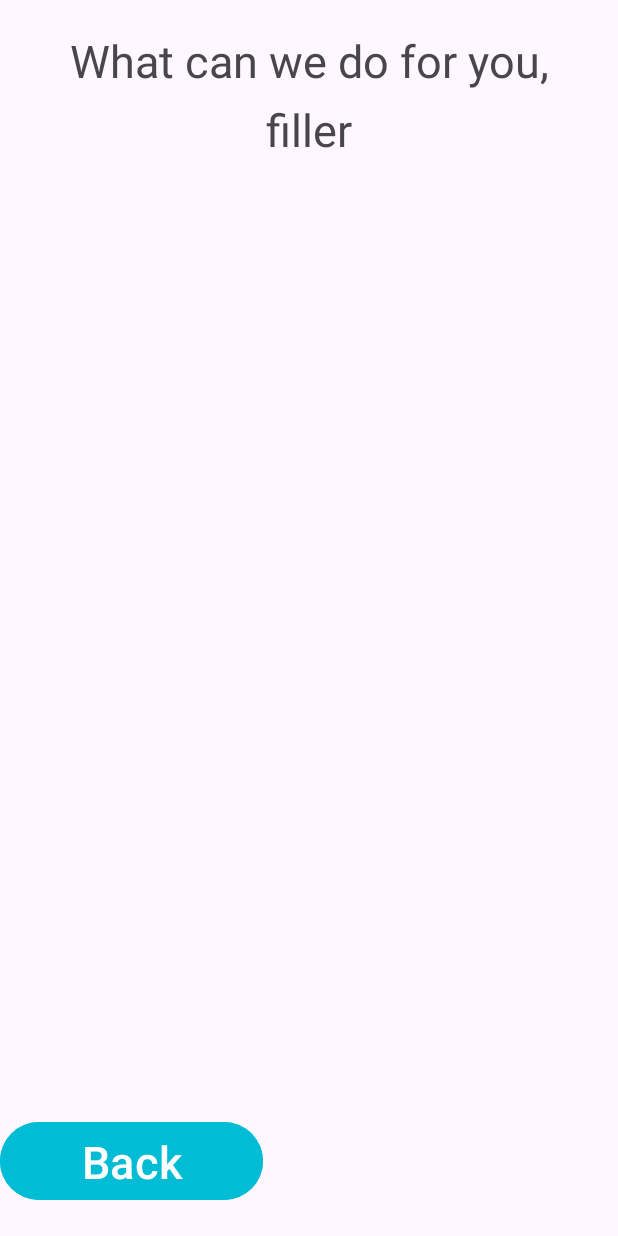
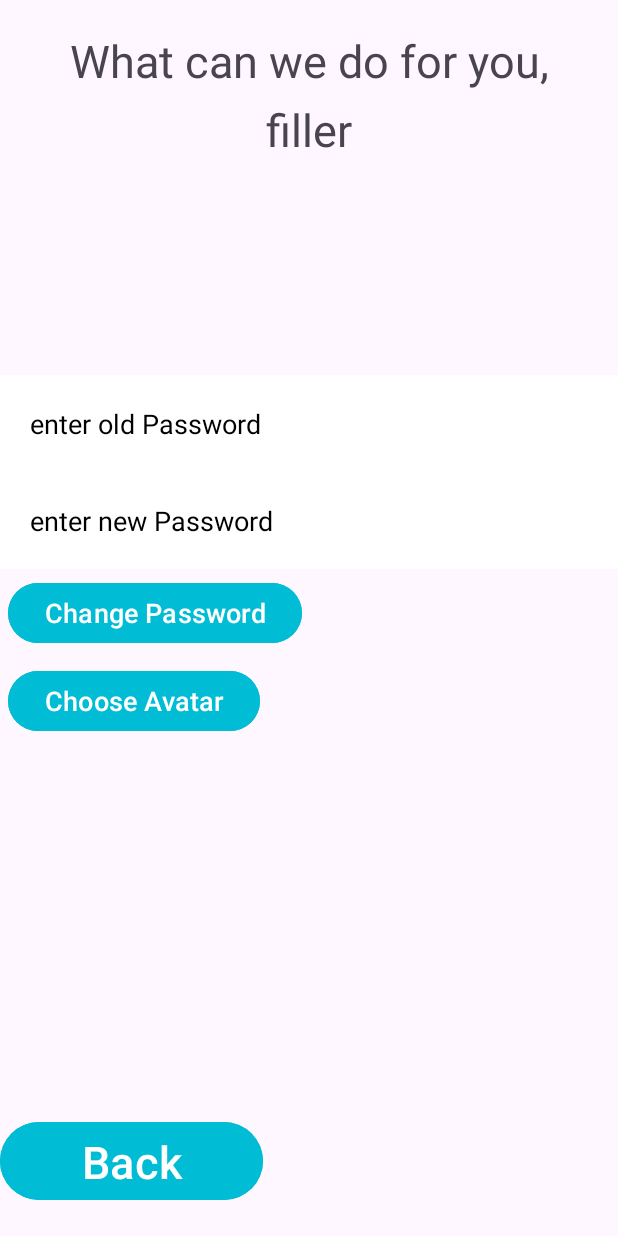
Before and after one commit to MichaelFalknerEHealth/PullChallenge, an Android app: the layout activity_profile.xml on its own in the app's theme, with its tools: preview values and no code run, on a phone screen of 412 x 824 dp. Run offline under Robolectric (Android 15) with nearby library versions, the phone set to English and light mode, and no system bars.

Commit message:
implemented "change password" into profile class

```diff
--- a/app/src/main/java/com/example/challenge_login/UserDAO.java
+++ b/app/src/main/java/com/example/challenge_login/UserDAO.java
@@ -23,6 +23,8 @@ public interface UserDAO {
 
     @Query("Select * from user where user_name=(:user_name) and user_password=(:user_password)")
     User login(String user_name, String user_password);
+    @Query("SELECT * FROM user WHERE user_name = :username LIMIT 1")
+    User getUserByUsername(String username);
 
 
 }
--- a/app/src/main/res/layout/activity_profile.xml
+++ b/app/src/main/res/layout/activity_profile.xml
@@ -36,5 +36,47 @@
         android:textSize="30sp"
         android:text="Back" />
 
+    <Button
+        android:id="@+id/BTChangePW"
+        android:layout_width="wrap_content"
+        android:gravity="center"
+        android:layout_margin="5dp"
+        android:layout_centerHorizontal="true"
+        android:layout_alignParentStart="true"
+        android:layout_below="@id/ETPWnew"
+        android:backgroundTint="#00BCD4"
+        android:layout_height="wrap_content"
+        android:textSize="18dp"
+        android:text="Change Password" />
+    <EditText
+        android:layout_width="match_parent"
+        android:id="@+id/ETPWold"
+        android:hint="enter old Password"
+        android:inputType="textPassword"
+        android:textColorHint="@color/black"
+        android:padding="20dp"
+        android:layout_marginTop="250dp"
+        android:background="@color/white"
+        android:layout_height="wrap_content"/>
+    <EditText
+        android:layout_width="match_parent"
+        android:id="@+id/ETPWnew"
+        android:hint="enter new Password"
+        android:textColorHint="@color/black"
+        android:padding="20dp"
+        android:layout_below="@id/ETPWold"
+        android:background="@color/white"
+        android:inputType="textPassword"
+        android:layout_height="wrap_content"/>
+    <Button
+        android:id="@+id/BTPicture"
+        android:layout_width="wrap_content"
+        android:layout_margin="5dp"
+        android:layout_below="@+id/BTChangePW"
+        android:backgroundTint="#00BCD4"
+        android:layout_height="wrap_content"
+        android:textSize="18dp"
+        android:text="Choose Avatar" />
+
 
 </RelativeLayout>
```
Also changed, not shown: app/src/main/java/com/example/challenge_login/Profile.java (+80 -4 lines).
